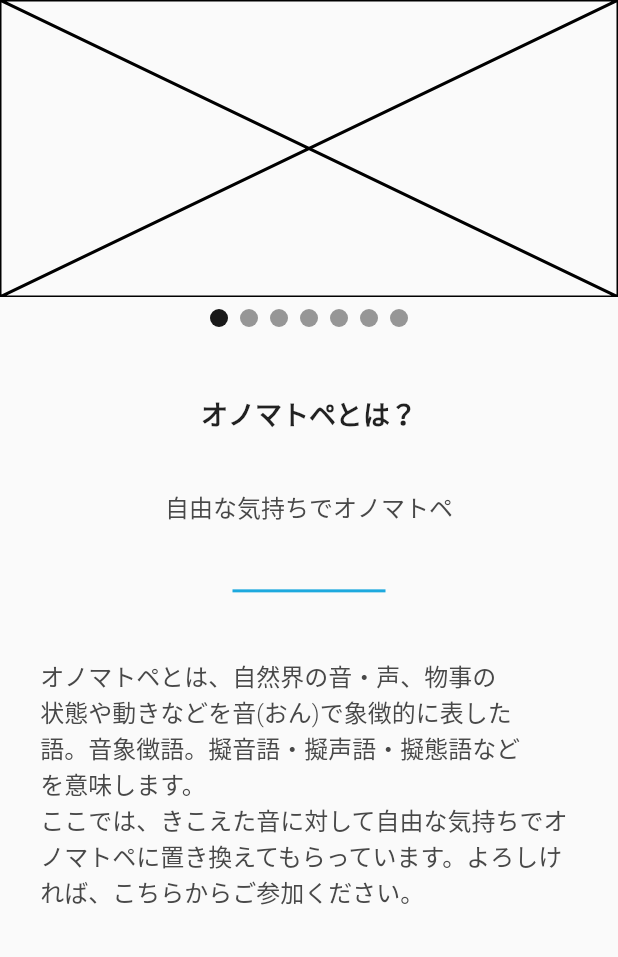
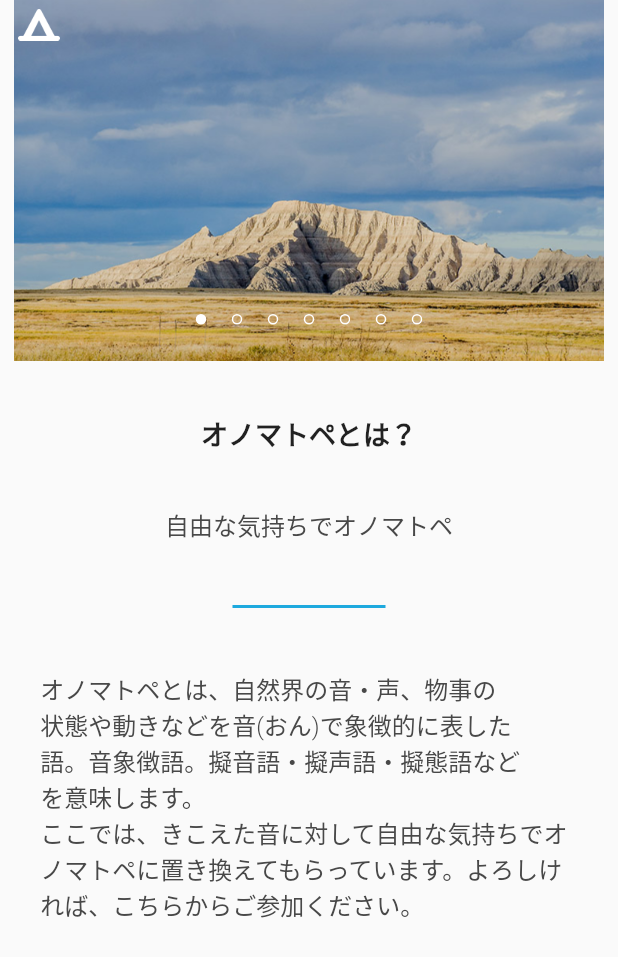
Before and after one commit to ProjectMCR/mcr, a Flutter app: the screen it shows after launch, on a phone screen of 412 x 824 dp. Shown: the top 957 px of the screen. Run offline on Flutter 3.47's test engine with Material 2 defaults, Android fonts, the phone set to English and light mode, and no system bars; drawn by our look-alikes of carousel_slider.

Commit message:
OnomatopoeiaDescriptionPageのUIが完成

```diff
--- a/lib/main.dart
+++ b/lib/main.dart
@@ -11,7 +11,7 @@ class MyApp extends StatelessWidget {
 
   @override
   Widget build(BuildContext context) {
-    return MaterialApp(
+    return const MaterialApp(
       title: 'どうぶつオノマトペ',
       home: OnomatopoeiaDescriptionPage(),
     );
--- a/lib/pages/onomatopoeia_description_page.dart
+++ b/lib/pages/onomatopoeia_description_page.dart
@@ -13,10 +13,8 @@ class OnomatopoeiaDescriptionPage extends StatefulWidget {
 
 class _OnomatopoeiaDescriptionPageState
     extends State<OnomatopoeiaDescriptionPage> {
-  int _current = 0;
-  final CarouselController _controller = CarouselController();
-  final List<Widget> carouselSliderItems = [
-    const Placeholder(color: Colors.black),
+  final List<Widget> _carouselSliderItems = [
+    Image.asset('assets/images/landscape1.png'),
     const Placeholder(color: Colors.tealAccent),
     const Placeholder(color: Colors.purple),
     const Placeholder(color: Colors.green),
@@ -24,6 +22,8 @@ class _OnomatopoeiaDescriptionPageState
     const Placeholder(color: Colors.red),
     const Placeholder(color: Colors.orangeAccent),
   ];
+  final _dotsIndex = [0, 1, 2, 3, 4, 5, 6];
+  int _currentImageIndex = 0;
 
   @override
   Widget build(BuildContext context) {
@@ -31,36 +31,52 @@ class _OnomatopoeiaDescriptionPageState
       child: Scaffold(
         body: Column(
           children: [
+            Stack(
+              children: [
                 CarouselSlider(
                   options: CarouselOptions(
-                  height: 198.0,
+                    height: 240.9,
                     viewportFraction: 1.0,
                     onPageChanged: (index, reason) {
                       setState(() {
-                      _current = index;
+                        _currentImageIndex = index;
                       });
-                  }),
-              items: carouselSliderItems,
+                    },
                   ),
-            Row(
+                  items: _carouselSliderItems,
+                ),
+                Positioned.fill(
+                  child: Align(
+                    alignment: const Alignment(0, 0.79),
+                    child: Row(
                       mainAxisAlignment: MainAxisAlignment.center,
-              children: [1, 2, 3, 4, 5, 6, 7].asMap().entries.map((entry) {
-                return GestureDetector(
-                  onTap: () => _controller.animateToPage(entry.key),
-                  child: Container(
-                    width: 12.0,
-                    height: 12.0,
-                    margin: const EdgeInsets.symmetric(
-                        vertical: 8.0, horizontal: 4.0),
-                    decoration: BoxDecoration(
-                        shape: BoxShape.circle,
-                        color: (Theme.of(context).brightness == Brightness.dark
-                                ? Colors.white
-                                : Colors.black)
-                            .withOpacity(_current == entry.key ? 0.9 : 0.4)),
+                      children: _dotsIndex.map(
+                        (dotIndex) {
+                          return dotIndex == _currentImageIndex
+                              ? const _SelectedDot()
+                              : const _UnSelectedDot();
+                        },
+                      ).toList(),
                     ),
-                );
-              }).toList(),
+                  ),
+                ),
+                Padding(
+                  padding: const EdgeInsets.only(
+                    left: 12,
+                    top: 6,
+                  ),
+                  child: SizedBox(
+                    height: 21,
+                    width: 28,
+                    child: InkWell(
+                      onTap: () {
+                        // TODO(shimizu-saffle): HomePageに戻る
+                      },
+                      child: Image.asset('assets/images/home_icon_white.png'),
+                    ),
+                  ),
+                ),
+              ],
             ),
             const Spacer(flex: 1),
             const Text(
@@ -105,3 +121,45 @@ class _OnomatopoeiaDescriptionPageState
     );
   }
 }
+
+class _UnSelectedDot extends StatelessWidget {
+  const _UnSelectedDot({
+    Key? key,
+  }) : super(key: key);
+
+  @override
+  Widget build(BuildContext context) {
+    return Container(
+      width: 7.0,
+      height: 7.0,
+      margin: const EdgeInsets.symmetric(
+        horizontal: 8.5,
+      ),
+      decoration: BoxDecoration(
+        shape: BoxShape.circle,
+        border: Border.all(color: Colors.white),
+      ),
+    );
+  }
+}
+
+class _SelectedDot extends StatelessWidget {
+  const _SelectedDot({
+    Key? key,
+  }) : super(key: key);
+
+  @override
+  Widget build(BuildContext context) {
+    return Container(
+      width: 7.0,
+      height: 7.0,
+      margin: const EdgeInsets.symmetric(
+        horizontal: 8.5,
+      ),
+      decoration: const BoxDecoration(
+        shape: BoxShape.circle,
+        color: Colors.white,
+      ),
+    );
+  }
+}
```
Also changed, not shown: assets/images/home_icon_white.png (added), assets/images/landscape1.png (added). Lines whose indentation alone changed are shown as unchanged.
